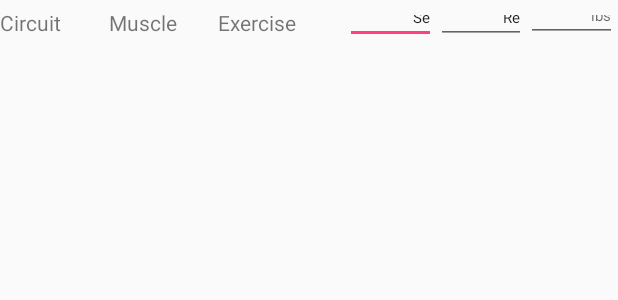
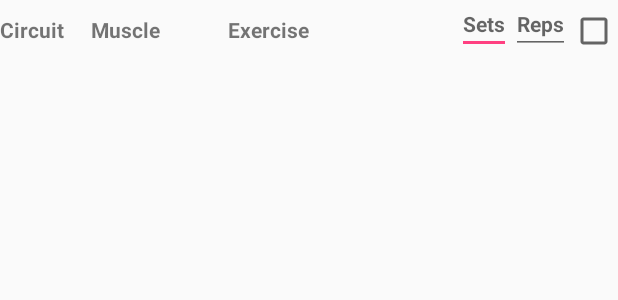
Before and after one commit to carylstuart77/MyTrainerAndI, an Android app: the layout trainer3_listview.xml on its own in the app's theme, with its tools: preview values and no code run, on a phone screen of 412 x 824 dp. Shown: the top 300 px of the screen. Run offline under Robolectric (Android 15) with nearby library versions, the phone set to English and light mode, and no system bars.

Commit message:
Adjusted columns and look of Trainer fragment.

```diff
--- a/app/src/main/java/edu/cnm/deepdive/mytrainerandi/Day2.java
+++ b/app/src/main/java/edu/cnm/deepdive/mytrainerandi/Day2.java
@@ -80,7 +80,7 @@ public class Day2 extends Fragment {
     @Override
     public void onDateSet(DatePicker view, int year, int monthOfYear, int dayOfMonth) {
       year_x = year;
-      month_x = monthOfYear + 1;
+      month_x = monthOfYear + 1;  //+ 1 sets default to currentyear
       day_x = dayOfMonth;
       Toast.makeText(getActivity(),year_x + "/" + month_x + "/" + day_x, Toast.LENGTH_LONG).show();
 
--- a/app/src/main/res/layout/trainer3_listview.xml
+++ b/app/src/main/res/layout/trainer3_listview.xml
@@ -14,15 +14,17 @@
 
   <TextView
     android:id="@+id/trainer_circuit"
+    android:textStyle="bold"
     android:layout_width="0dp"
     android:layout_height="wrap_content"
-    android:layout_weight="0.06"
+    android:layout_weight="0.04"
     android:text="Circuit"
     android:textAlignment="viewStart"
     android:textSize="14sp"/>
 
   <TextView
     android:id="@+id/trainer_muscle"
+    android:textStyle="bold"
     android:layout_width="0dp"
     android:layout_height="wrap_content"
     android:layout_weight="0.06"
@@ -31,40 +33,36 @@
     android:textSize="14sp"/>
   <TextView
     android:id="@+id/trainer_exercise"
+    android:textStyle="bold"
     android:layout_width="0dp"
     android:layout_height="wrap_content"
-    android:layout_weight="0.07"
+    android:layout_weight="0.10"
     android:text="Exercise"
     android:textAlignment="viewStart"
     android:textSize="14sp"/>
   <EditText
     android:id="@+id/edit_trainersets"
-    android:layout_width="0dp"
-    android:layout_height="29dp"
-    android:layout_weight=".05"
-    android:text="Se"
+    android:textStyle="bold"
+    android:layout_width="wrap_content"
+    android:layout_height="36dp"
+    android:hint="Sets"
+    android:inputType="numberDecimal"
     android:textAlignment="textEnd"
-    android:textSize="10sp"
-    android:inputType="numberDecimal"
-    />
+    android:textSize="14sp"/>
   <EditText
     android:id="@+id/edit_trainerreps"
-    android:layout_width="0dp"
-    android:layout_height="29dp"
-    android:layout_weight=".05"
-    android:text="Re"
+    android:textStyle="bold"
+    android:layout_width="wrap_content"
+    android:layout_height="36dp"
+    android:hint="Reps"
+    android:inputType="numberDecimal"
     android:textAlignment="textEnd"
-    android:textSize="10sp"
-    android:inputType="numberDecimal"
-    />
-  <EditText
+    android:textSize="14sp"/>
+  <CheckBox
     android:id="@+id/edit_trainerlbs"
-    android:layout_width="0dp"
-    android:layout_height="28dp"
-    android:layout_weight="0.05"
-    android:hint="lbs"
+    android:layout_width="wrap_content"
+    android:layout_height="wrap_content"
     android:textAlignment="textEnd"
-    android:textSize="10sp"
-    android:inputType="numberDecimal"
+    android:textSize="12sp"
     />
 </LinearLayout>
```
Also changed, not shown: app/src/main/java/edu/cnm/deepdive/mytrainerandi/Trainer3.java (+3 -6 lines), app/src/main/java/edu/cnm/deepdive/mytrainerandi/helpers/OrmHelper.java (+34 -10 lines), app/src/main/res/layout/day2.xml (+22 -21 lines), app/src/main/res/layout/trainer3.xml (+29 -9 lines), app/src/main/res/drawable/lowerbody.jpg (added), app/src/main/res/drawable/save.jpg (added), app/src/main/res/drawable/save_button.png (added).
